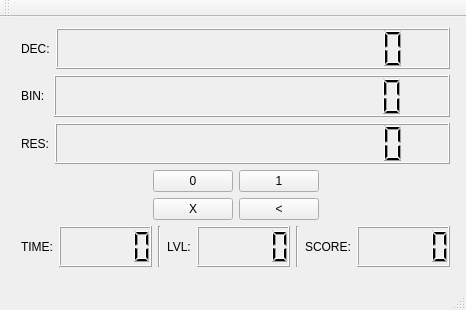
Old version of the form src/mainwindow.ui in the repository Melancholic/BIN-DEC-Numbers-game.
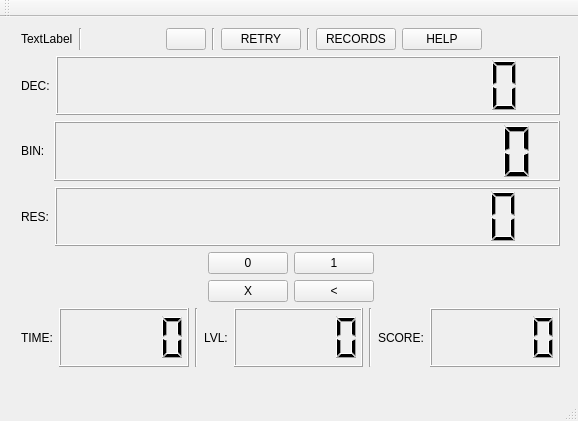
New version of the form.

Commit message: add simple menu with buttons

```diff
--- a/src/mainwindow.ui
+++ b/src/mainwindow.ui
@@ -6,8 +6,8 @@
    <rect>
     <x>0</x>
     <y>0</y>
-    <width>466</width>
-    <height>310</height>
+    <width>578</width>
+    <height>421</height>
    </rect>
   </property>
   <property name="minimumSize">
@@ -25,11 +25,101 @@
      <rect>
       <x>10</x>
       <y>0</y>
-      <width>451</width>
-      <height>261</height>
+      <width>561</width>
+      <height>361</height>
      </rect>
     </property>
     <layout class="QVBoxLayout" name="verticalLayout">
+     <item>
+      <layout class="QVBoxLayout" name="verticalLayout_2">
+       <item>
+        <layout class="QHBoxLayout" name="horizontalLayout_2">
+         <item>
+          <widget class="QLabel" name="user_name">
+           <property name="text">
+            <string>TextLabel</string>
+           </property>
+          </widget>
+         </item>
+         <item>
+          <widget class="Line" name="line_3">
+           <property name="orientation">
+            <enum>Qt::Vertical</enum>
+           </property>
+          </widget>
+         </item>
+         <item>
+          <spacer name="horizontalSpacer_6">
+           <property name="orientation">
+            <enum>Qt::Horizontal</enum>
+           </property>
+           <property name="sizeHint" stdset="0">
+            <size>
+             <width>40</width>
+             <height>20</height>
+            </size>
+           </property>
+          </spacer>
+         </item>
+         <item>
+          <widget class="QPushButton" name="pause_play">
+           <property name="text">
+            <string/>
+           </property>
+          </widget>
+         </item>
+         <item>
+          <widget class="Line" name="line_4">
+           <property name="orientation">
+            <enum>Qt::Vertical</enum>
+           </property>
+          </widget>
+         </item>
+         <item>
+          <widget class="QPushButton" name="retry_but">
+           <property name="text">
+            <string>RETRY</string>
+           </property>
+          </widget>
+         </item>
+         <item>
+          <widget class="Line" name="line_5">
+           <property name="orientation">
+            <enum>Qt::Vertical</enum>
+           </property>
+          </widget>
+         </item>
+         <item>
+          <widget class="QPushButton" name="records">
+           <property name="text">
+            <string>RECORDS</string>
+           </property>
+          </widget>
+         </item>
+         <item>
+          <widget class="QPushButton" name="help_but">
+           <property name="text">
+            <string>HELP</string>
+           </property>
+          </widget>
+         </item>
+         <item>
+          <spacer name="horizontalSpacer_5">
+           <property name="orientation">
+            <enum>Qt::Horizontal</enum>
+           </property>
+           <property name="sizeHint" stdset="0">
+            <size>
+             <width>40</width>
+             <height>20</height>
+            </size>
+           </property>
+          </spacer>
+         </item>
+        </layout>
+       </item>
+      </layout>
+     </item>
      <item>
       <layout class="QHBoxLayout" name="horizontalLayout_5">
        <item>
```
Left out of the diff: 6 changed lines with no effect on the pictures. The commit also changes 13 other files.
